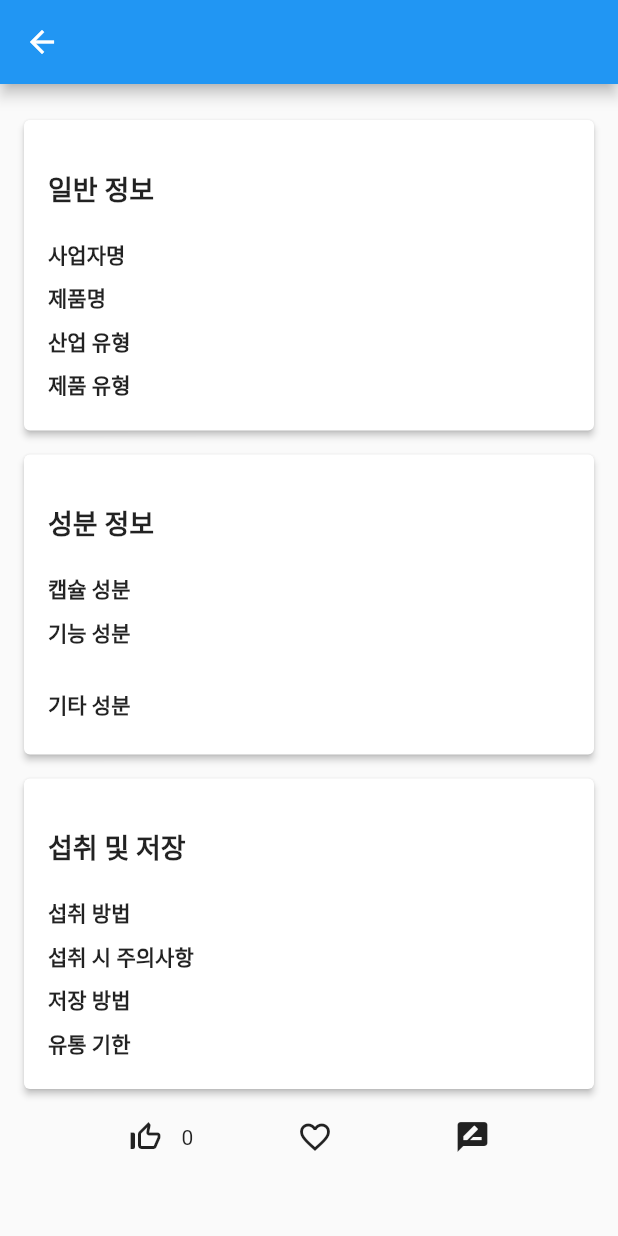
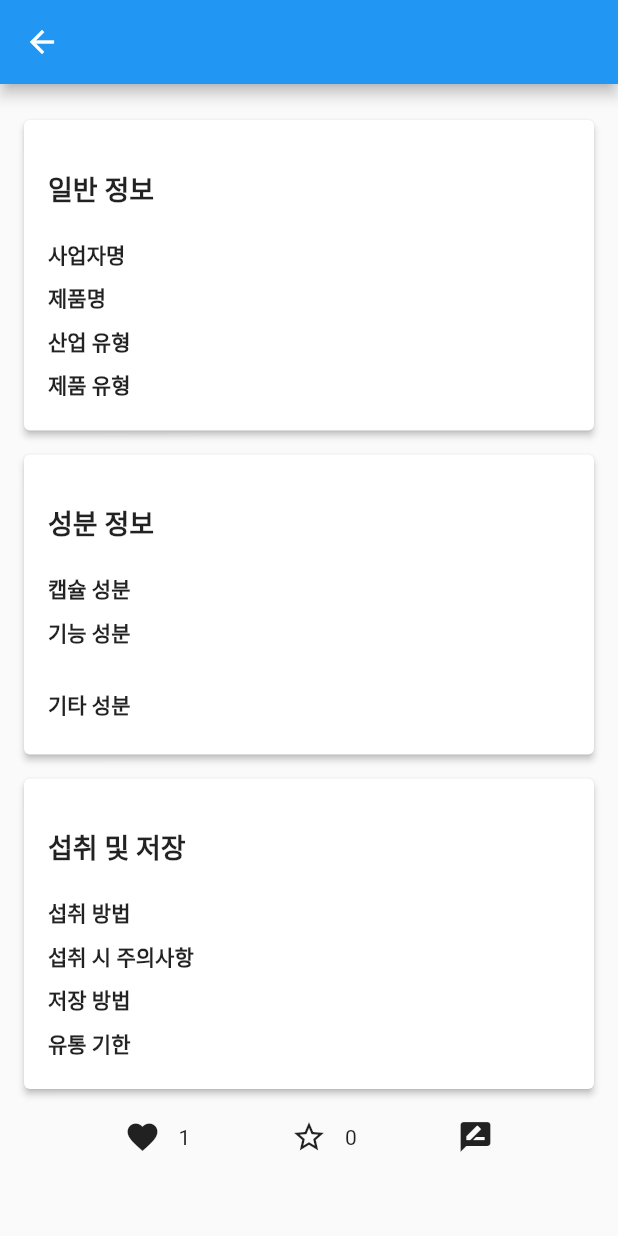
Before and after one commit to kwonsoonho/nutripeek, a Flutter app: the SupplementDetailPage screen opened directly with empty values, after a tap on the "favorite outline" icon, on a phone screen of 412 x 824 dp. Run offline on Flutter 3.47's test engine with Material 2 defaults, Android fonts, the phone set to English and light mode, and no system bars; our stand-ins replace cloud_firestore, firebase_auth, firebase_core, get, google_sign_in; accounts and stored records are empty.

Commit message:
좋아요, 찜 완료 리뷰 할 차례

```diff
--- /dev/null
+++ b/lib/data/repositories/firestore_like_repository.dart
@@ -0,0 +1,116 @@
+// data/repositories/firestore_like_repository.dart
+import 'package:cloud_firestore/cloud_firestore.dart';
+import '../../domain/repositories/like_repository.dart';
+
+class FirestoreLikeRepository implements LikeRepository {
+  final FirebaseFirestore firestore;
+
+  FirestoreLikeRepository(this.firestore);
+
+  @override
+  Future<bool> isFavoritedByUser(String supplementId, String userId) async {
+    final userDoc = await firestore.collection('users').doc(userId).get();
+    final List<String>? favoriteSupplements =
+        userDoc['favoriteSupplements'].cast<String>();
+    return favoriteSupplements != null &&
+        favoriteSupplements.contains(supplementId);
+  }
+
+  @override
+  Future<void> toggleFavorite(String supplementId, String userId) async {
+    final supplementRef = firestore.collection('supplements').doc(supplementId);
+    final userRef = firestore.collection('users').doc(userId);
+
+    final isLiked = await isFavoritedByUser(supplementId, userId);
+
+    return firestore.runTransaction((transaction) async {
+      final supplementSnapshot = await transaction.get(supplementRef);
+      final userSnapshot = await transaction.get(userRef);
+
+      // likesCount 필드가 없으면 0으로 설정
+      final favoritesCount = supplementSnapshot.get('favoritesCount') ?? 0;
+
+      // Toggle the like state
+      if (isLiked) {
+        transaction.update(supplementRef, {'favoritesCount': favoritesCount - 1});
+        transaction.update(userRef, {
+          'favoriteSupplements': FieldValue.arrayRemove([supplementId])
+        });
+      } else {
+        transaction.update(supplementRef, {'favoritesCount': favoritesCount + 1});
+        transaction.update(userRef, {
+          'favoriteSupplements': FieldValue.arrayUnion([supplementId])
+        });
+      }
+    });
+  }
+
+  @override
+  Future<bool> isLikedByUser(String supplementId, String userId) async {
+    final userDoc = await firestore.collection('users').doc(userId).get();
+    final List<String>? likedSupplements =
+        userDoc['likedSupplements'].cast<String>();
+    return likedSupplements != null && likedSupplements.contains(supplementId);
+  }
+
+  @override
+  Future<void> toggleLike(String supplementId, String userId) async {
+    final supplementRef = firestore.collection('supplements').doc(supplementId);
+    final userRef = firestore.collection('users').doc(userId);
+
+    // Check if the user has already liked the supplement
+    final isLiked = await isLikedByUser(supplementId, userId);
+
+    return firestore.runTransaction((transaction) async {
+      final supplementSnapshot = await transaction.get(supplementRef);
+      final userSnapshot = await transaction.get(userRef);
+
+      // likesCount 필드가 없으면 0으로 설정
+      final likesCount = supplementSnapshot.get('likesCount') ?? 0;
+      // final likedSupplements = userSnapshot['likedSupplements'] as List<String>? ?? [];
+
+      // Toggle the like state
+      if (isLiked) {
+        transaction.update(supplementRef, {'likesCount': likesCount - 1});
+        transaction.update(userRef, {
+          'likedSupplements': FieldValue.arrayRemove([supplementId])
+        });
+      } else {
+        transaction.update(supplementRef, {'likesCount': likesCount + 1});
+        transaction.update(userRef, {
+          'likedSupplements': FieldValue.arrayUnion([supplementId])
+        });
+      }
+    });
+  }
+
+  Future<int> _getCount(String supplementId, String fieldName) async {
+    final snapshot = await firestore.collection('supplements').doc(supplementId).get();
+
+    if (snapshot.exists) {
+      final count = snapshot.data()?[fieldName];
+      if (count != null) {
+        return count;
+      } else {
+        // 필드가 없으면 생성하고 기본 값으로 0을 할당
+        await firestore.collection('supplements').doc(supplementId).set(
+          {fieldName: 0},
+          SetOptions(merge: true), // 기존의 데이터와 병합
+        );
+        return 0;
+      }
+    } else {
+      return 0;
+    }
+  }
+
+  @override
+  Future<int> getFavoritesCount(String supplementId) async {
+    return _getCount(supplementId, 'favoritesCount');
+  }
+
+  @override
+  Future<int> getLikesCount(String supplementId) async {
+    return _getCount(supplementId, 'likesCount');
+  }
+}
--- a/lib/data/repositories/supplements_repository.dart
+++ b/lib/data/repositories/supplements_repository.dart
@@ -1,6 +1,9 @@
 import 'package:cloud_firestore/cloud_firestore.dart';
+import 'package:flutter/material.dart';
+import 'package:get/get.dart';
+import 'package:nutripeek/domain/entities/user.dart';
+
 import '../../domain/entities/supplement.dart';
-
 
 abstract class SupplementsRepository {
   Stream<List<Supplement>> getNextSupplements();
@@ -8,7 +11,7 @@ abstract class SupplementsRepository {
 
 class FirebaseSupplementsRepository implements SupplementsRepository {
   QueryDocumentSnapshot? lastDocument;
-  int documentLimit = 100;
+  int documentLimit = 30;
 
   @override
   Stream<List<Supplement>> getNextSupplements() {
--- a/lib/domain/entities/supplement.dart
+++ b/lib/domain/entities/supplement.dart
@@ -25,8 +25,8 @@ class Supplement {
   final String standardSpecification;
   final String storageMethod;
   final String type;
-  final Map<String, bool> likes; // Key: userID, Value: isLiked
-  final Map<String, bool> favorites; // Key: userID, Value: isFavorited
+  final int likesCount;
+  final int favoritesCount;
 
   Supplement({
     required this.businessName,
@@ -53,8 +53,8 @@ class Supplement {
     required this.standardSpecification,
     required this.storageMethod,
     required this.type,
-    required this.likes,
-    required this.favorites,
+    required this.likesCount,
+    required this.favoritesCount,
   });
 
   factory Supplement.fromFirestore(DocumentSnapshot doc) {
@@ -84,8 +84,8 @@ class Supplement {
       standardSpecification: data['standardSpecification'],
       storageMethod: data['storageMethod'],
       type: data['type'],
-      likes: Map<String, bool>.from(data['likes'] ?? {}),
-      favorites: Map<String, bool>.from(data['favorites'] ?? {}),
+      likesCount: data['likes'] is int ? data['likes'] : 0,
+      favoritesCount: data['favorites'] is int ? data['favorites'] : 0,
     );
   }
 }
--- /dev/null
+++ b/lib/domain/repositories/supplements_repository.dart
@@ -0,0 +1,8 @@
+// supplements_repository.dart
+
+import '../entities/supplement.dart';
+import '../entities/user.dart';
+
+abstract class SupplementsRepository {
+  Stream<List<Supplement>> getNextSupplements();
+}
--- a/lib/presentation/controllers/auth_controller.dart
+++ b/lib/presentation/controllers/auth_controller.dart
@@ -2,18 +2,24 @@ import 'package:get/get.dart';
 import 'package:nutripeek/domain/entities/user.dart';
 import 'package:nutripeek/domain/usecases/sign_in_with_google.dart';
 
+import '../../domain/repositories/auth_repository.dart';
+
 class AuthController extends GetxController {
+  final AuthRepository authRepository;
   final SignInWithGoogle _signInWithGoogle;
+  final _user = Rxn<User>();
 
-  AuthController(this._signInWithGoogle);
-
-  final _user = Rxn<User>();
+  AuthController(this.authRepository, this._signInWithGoogle); // 생성자 수정
 
   User? get user => _user.value;
 
   Future<void> signInWithGoogle() async {
     final user = await _signInWithGoogle();
+    print('SignInWithGoogle returned: $user');
     _user.value = user;
-    print('user info : $_user');
+  }
+
+  Future<void> signOut() async {
+    await authRepository.signOut(); // AuthRepository의 signOut 호출
   }
 }
--- a/lib/presentation/views/SupplementDetailPage.dart
+++ b/lib/presentation/views/SupplementDetailPage.dart
@@ -1,14 +1,17 @@
 // SupplementDetailPage.dart
 
+import 'package:cloud_firestore/cloud_firestore.dart';
 import 'package:flutter/material.dart';
 import 'package:get/get.dart';
 import 'package:nutripeek/presentation/views/review_page.dart';
+import '../../data/repositories/firestore_like_repository.dart';
 import '../../domain/entities/supplement.dart';
 import '../../domain/entities/user.dart';
+import '../../domain/repositories/like_repository.dart';
 
 class SupplementDetailPage extends StatefulWidget {
   final Supplement supplement;
-  final User user; // 사용자 객체를 추가
+  final User user;
 
   const SupplementDetailPage(
       {super.key, required this.supplement, required this.user});
@@ -18,6 +21,48 @@ class SupplementDetailPage extends StatefulWidget {
 }
 
 class _SupplementDetailPageState extends State<SupplementDetailPage> {
+  // final SupplementsRepository supplementsRepository = Get.find(); // DI
+  final LikeRepository likeRepository =
+      Get.put(FirestoreLikeRepository(FirebaseFirestore.instance)); // DI
+
+  bool? isLiked; // null 허용
+  bool? isFavorited;
+
+  int? likesCount; // null 허용
+  int? favoritesCount;
+
+  @override
+  void initState() {
+    super.initState();
+    _initializeLikeState();
+    _initializeFavoriteState(); // 찜하기 상태 초기화
+  }
+
+  Future<void> _initializeFavoriteState() async {
+    isFavorited = await likeRepository.isFavoritedByUser(
+        widget.supplement.productReportNo, widget.user.uid!);
+
+    favoritesCount = await likeRepository
+        .getFavoritesCount(widget.supplement.productReportNo);
+    setState(() {
+      isFavorited = isFavorited;
+      favoritesCount = favoritesCount;
+    }); // 상태 업데이트
+  }
+
+  Future<void> _initializeLikeState() async {
+    isLiked = await likeRepository.isLikedByUser(
+        widget.supplement.productReportNo, widget.user.uid!);
+
+    likesCount =
+        await likeRepository.getLikesCount(widget.supplement.productReportNo);
+
+    setState(() {
+      likesCount = likesCount;
+      isLiked = isLiked;
+    }); // 상태 업데이트
+  }
+
   @override
   Widget build(BuildContext context) {
     return Scaffold(
@@ -44,7 +89,7 @@ class _SupplementDetailPageState extends State<SupplementDetailPage> {
               [
                 buildInfo('캡슐 성분', widget.supplement.capsuleIngredients),
                 buildInfoList('기능 성분', widget.supplement.functionalIngredients),
-                SizedBox(height: 16),
+                const SizedBox(height: 16),
                 buildInfoList('기타 성분', widget.supplement.otherIngredients),
               ],
             ),
@@ -89,13 +134,13 @@ class _SupplementDetailPageState extends State<SupplementDetailPage> {
       padding: const EdgeInsets.symmetric(vertical: 16.0),
       child: Text(
         title,
-        style: TextStyle(fontSize: 18, fontWeight: FontWeight.bold),
+        style: const TextStyle(fontSize: 18, fontWeight: FontWeight.bold),
       ),
     );
   }
 
   Widget buildDivider() {
-    return Divider(
+    return const Divider(
       thickness: 1,
       color: Colors.grey,
     );
@@ -109,7 +154,8 @@ class _SupplementDetailPageState extends State<SupplementDetailPage> {
         children: [
           Expanded(
             flex: 1,
-            child: Text(title, style: TextStyle(fontWeight: FontWeight.bold)),
+            child: Text(title,
+                style: const TextStyle(fontWeight: FontWeight.bold)),
           ),
           Expanded(
             flex: 2,
@@ -129,7 +175,8 @@ class _SupplementDetailPageState extends State<SupplementDetailPage> {
         children: [
           Expanded(
             flex: 1,
-            child: Text(title, style: TextStyle(fontWeight: FontWeight.bold)),
+            child: Text(title,
+                style: const TextStyle(fontWeight: FontWeight.bold)),
           ),
           Expanded(
             flex: 2,
@@ -162,28 +209,44 @@ class _SupplementDetailPageState extends State<SupplementDetailPage> {
   }
 
   Widget buildLikeButton() {
-    final isLiked = widget.supplement.likes[widget.user.uid] ?? false;
-    final likeCount = widget.supplement.likes.length;
+    // isLiked가 null이면 아이콘을 표시하지 않음
+    if (isLiked == null) return Container();
+
     return Row(
       children: [
         IconButton(
-          icon: Icon(isLiked ? Icons.thumb_up : Icons.thumb_up_off_alt),
-          onPressed: () {
-            // 로직 추가
+          icon: isLiked!
+              ? const Icon(Icons.favorite)
+              : const Icon(Icons.favorite_border),
+          onPressed: () async {
+            await likeRepository.toggleLike(
+                widget.supplement.productReportNo, widget.user.uid!);
+            _initializeLikeState(); // 좋아요 상태 업데이트
           },
         ),
-        Text('$likeCount'),
+        Text('$likesCount'),
       ],
     );
   }
 
   Widget buildFavoriteButton() {
-    final isFavorite = widget.supplement.favorites[widget.user.uid] ?? false;
-    return IconButton(
-      icon: Icon(isFavorite ? Icons.favorite : Icons.favorite_border),
-      onPressed: () {
-        // 로직 추가
-      },
+    // isFavorited가 null이면 아이콘을 표시하지 않음
+    if (isFavorited == null) return Container();
+
+    return Row(
+      children: [
+        IconButton(
+          icon: isFavorited!
+              ? const Icon(Icons.star)
+              : const Icon(Icons.star_border),
+          onPressed: () async {
+            await likeRepository.toggleFavorite(
+                widget.supplement.productReportNo, widget.user.uid!);
+            _initializeFavoriteState(); // 찜하기 상태 업데이트
+          },
+        ),
+        Text('$favoritesCount'),
+      ],
     );
   }
 
```
Also changed, not shown: lib/data/repositories/auth_repository_impl.dart (+21 -16 lines), lib/domain/repositories/like_repository.dart (added, +11 -0 lines), lib/main.dart (+16 -15 lines), lib/presentation/bindings/app_bindings.dart (added, +21 -0 lines), lib/presentation/views/login_page.dart (+10 -3 lines), lib/presentation/views/my_page.dart (+5 -9 lines), lib/presentation/views/supplement_info_page.dart (+25 -22 lines).
